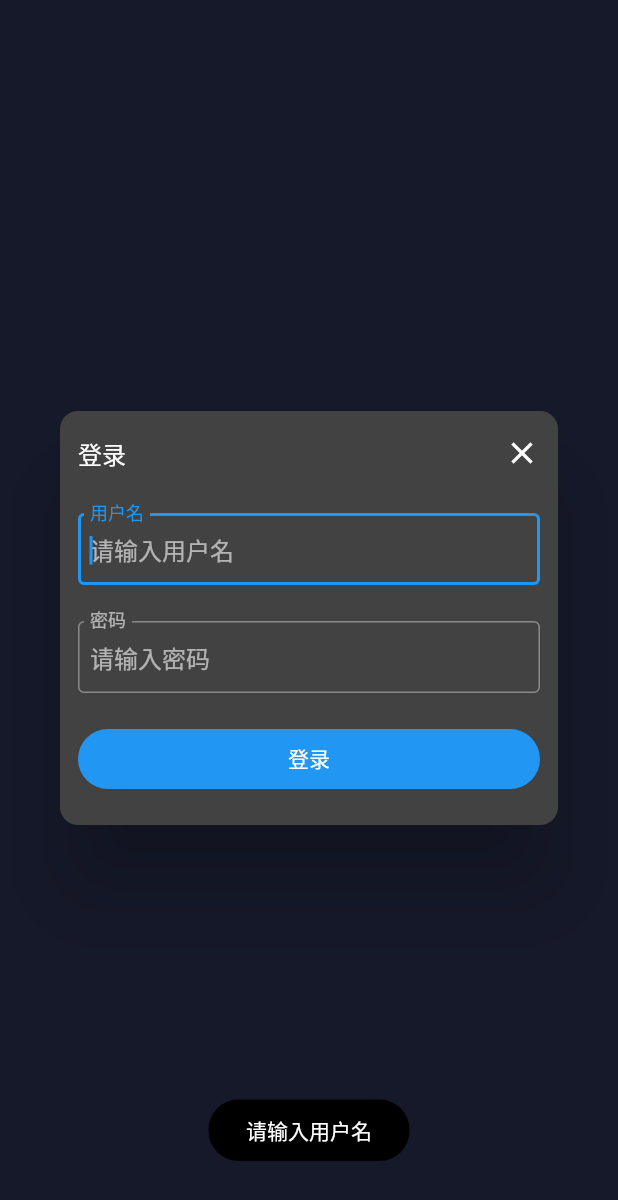
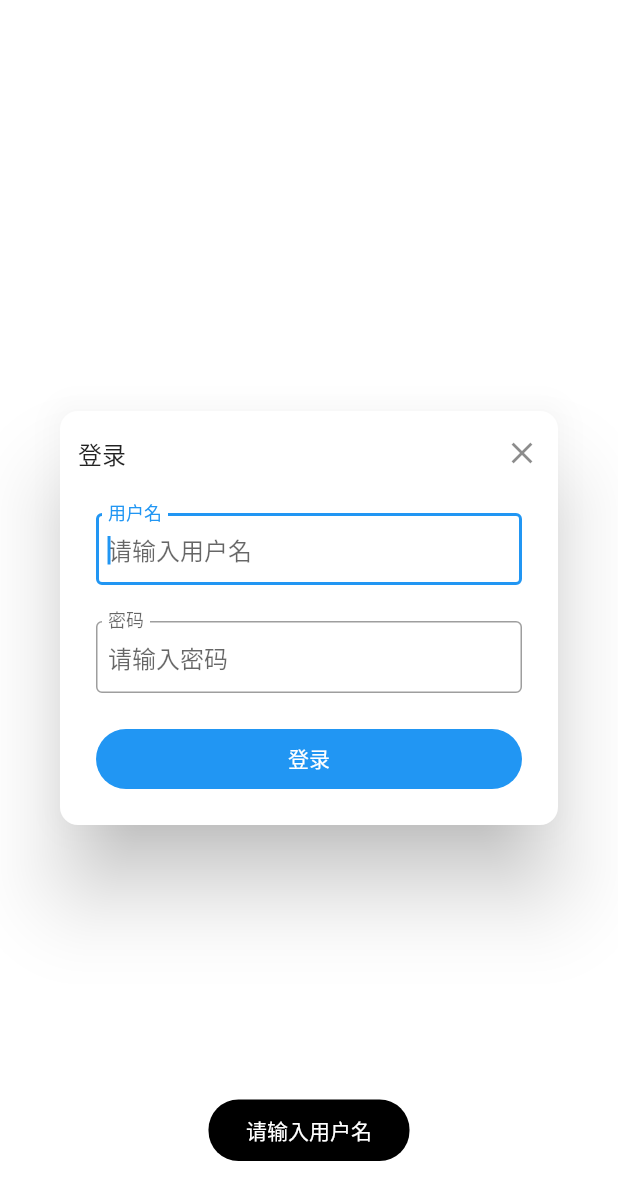
Before and after one commit to xiaoyaocz/flutter_dmzj, a Flutter app: the UserLoginDialog widget shown alone on an empty page, opened directly, after a tap on "登录", on a phone screen of 412 x 824 dp. Shown: the top 1200 px of the screen. Run offline on Flutter 3.47's test engine with Material 2 defaults, Android fonts, the light colour scheme and no system bars; our stand-ins replace dio, easy_refresh, extended_image, flutter_smart_dialog, flutter_swiper_view, get and 3 more; missing offline and left inert: crypton, multi_split_view; network calls fail.

Commit message:
登录接口测试

```diff
--- a/lib/main.dart
+++ b/lib/main.dart
@@ -27,7 +27,7 @@ class DMZJApp extends StatelessWidget {
       title: '动漫之家 Flutter',
       theme: AppStyle.lightTheme,
       darkTheme: AppStyle.darkTheme,
-      themeMode: ThemeMode.dark,
+      themeMode: ThemeMode.system,
       initialRoute: AppPages.kIndex,
       getPages: AppPages.routes,
       navigatorObservers: [FlutterSmartDialog.observer],
--- a/lib/modules/index/index_page.dart
+++ b/lib/modules/index/index_page.dart
@@ -75,13 +75,11 @@ class IndexPage extends GetView<IndexController> {
             () => Visibility(
               visible:
                   MediaQuery.of(context).size.width > AppConstant.kTabletWidth,
-              child: Material(
+              child: NavigationRail(
                 elevation: 2,
-                child: NavigationRail(
                 labelType: NavigationRailLabelType.all,
                 onDestinationSelected: controller.setIndex,
                 selectedIndex: controller.index.value,
-                  backgroundColor: Get.theme.colorScheme.surface,
                 leading: SizedBox(
                   height: AppStyle.statusBarHeight,
                 ),
@@ -111,7 +109,6 @@ class IndexPage extends GetView<IndexController> {
                     label: Text("我的"),
                   ),
                 ],
-                ),
               ),
             ),
           ),
--- a/lib/modules/user/login/user_login_controller.dart
+++ b/lib/modules/user/login/user_login_controller.dart
@@ -17,6 +17,7 @@ class UserLoginController extends GetxController {
       SmartDialog.showToast("请输入密码");
       return;
     }
+    try {
       loadding.value = true;
       var data = await userRequest.login(
         nickname: userNameController.text,
@@ -24,5 +25,11 @@ class UserLoginController extends GetxController {
       );
       print(data.toJson());
       loadding.value = false;
+    } catch (e) {
+      SmartDialog.showToast(e.toString());
+      print(e);
+    } finally {
+      loadding.value = false;
     }
   }
+}
--- a/lib/modules/user/login/user_login_dialog.dart
+++ b/lib/modules/user/login/user_login_dialog.dart
@@ -30,7 +30,7 @@ class UserLoginDialog extends GetView<UserLoginController> {
             ),
             AppStyle.vGap12,
             Padding(
-              padding: AppStyle.edgeInsetsH12,
+              padding: AppStyle.edgeInsetsH24,
               child: TextField(
                 controller: controller.userNameController,
                 autofocus: true,
@@ -46,7 +46,7 @@ class UserLoginDialog extends GetView<UserLoginController> {
             ),
             AppStyle.vGap24,
             Padding(
-              padding: AppStyle.edgeInsetsH12,
+              padding: AppStyle.edgeInsetsH24,
               child: TextField(
                 controller: controller.passwordController,
                 obscureText: true,
@@ -66,7 +66,7 @@ class UserLoginDialog extends GetView<UserLoginController> {
             AppStyle.vGap12,
             Container(
               width: double.infinity,
-              padding: AppStyle.edgeInsetsA12,
+              padding: AppStyle.edgeInsetsA12.copyWith(left: 24, right: 24),
               child: SizedBox(
                 height: 40,
                 child: Obx(
--- a/lib/requests/common/api.dart
+++ b/lib/requests/common/api.dart
@@ -46,7 +46,7 @@ class Api {
 
   /// 默认的参数
   static Map<String, dynamic> getDefaultParameter({bool withUid = false}) {
-    var map = {
+    var map = <String, dynamic>{
       "channel": "android",
       "version": VERSION,
       "timestamp": timeStamp
--- a/lib/requests/common/http_client.dart
+++ b/lib/requests/common/http_client.dart
@@ -145,6 +145,7 @@ class HttpClient {
     Map<String, dynamic>? data,
     String baseUrl = Api.BASE_URL_V3,
     CancelToken? cancel,
+    bool formUrlEncoded = false,
   }) async {
     Map<String, dynamic> header = {};
     queryParameters ??= {};
@@ -156,6 +157,8 @@ class HttpClient {
         options: Options(
           responseType: ResponseType.json,
           headers: header,
+          contentType:
+              formUrlEncoded ? Headers.formUrlEncodedContentType : null,
         ),
         cancelToken: cancel,
       );
```
Also changed, not shown: lib/requests/user_request.dart (+7 -3 lines). Lines whose indentation alone changed are shown as unchanged.
